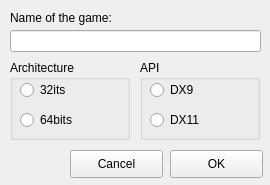
First picture: the form in src/ui/game_configs.ui, repository ddc/ReShadeUtils, before the edit.
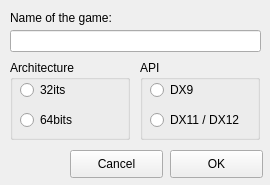
Second picture: the form after the edit.

```diff
--- a/src/ui/game_configs.ui
+++ b/src/ui/game_configs.ui
@@ -142,7 +142,7 @@
      <rect>
       <x>10</x>
       <y>20</y>
-      <width>95</width>
+      <width>110</width>
       <height>20</height>
      </rect>
     </property>
@@ -155,12 +155,12 @@
      <rect>
       <x>10</x>
       <y>50</y>
-      <width>95</width>
+      <width>110</width>
       <height>20</height>
      </rect>
     </property>
     <property name="text">
-     <string>DX11</string>
+     <string>DX11 / DX12</string>
     </property>
    </widget>
   </widget>
```
